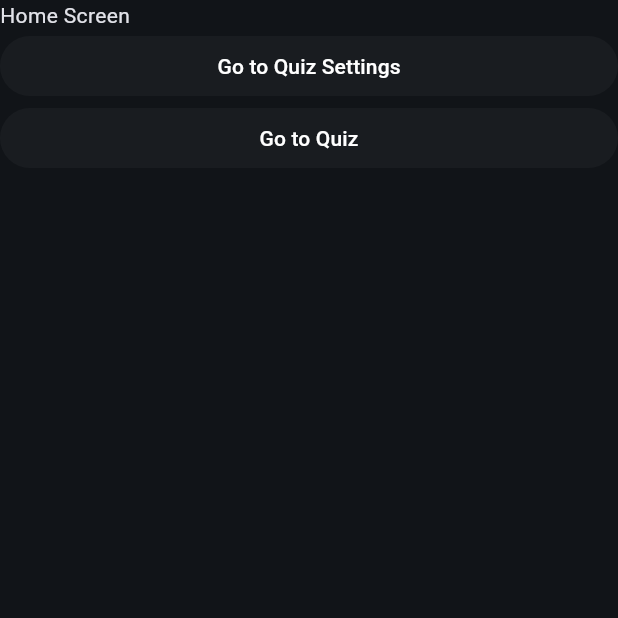
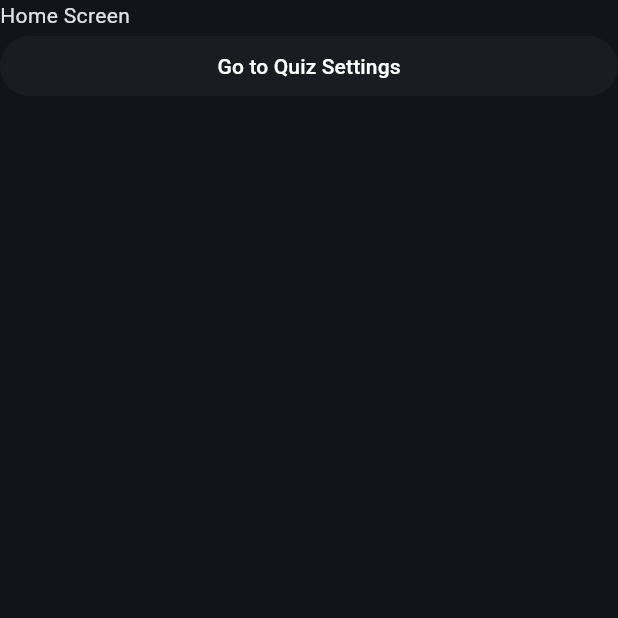
Before and after one commit to cavareal/Quiz_Flutter, a Flutter app: the screen it shows after launch, on a phone screen of 412 x 824 dp, the top half of it. Run offline on Flutter 3.47's test engine with Material 3 defaults, Android fonts, the phone set to English and light mode, and no system bars; our stand-ins replace flutter_bloc, html_unescape; network calls fail.

Commit message:
refactor: fix merge

```diff
--- a/lib/ui/screens/home_screen.dart
+++ b/lib/ui/screens/home_screen.dart
@@ -15,12 +15,6 @@ class HomeScreen extends StatelessWidget {
                     Navigator.of(context).pushNamed('/player-selection');
                   },
                   child: const Text('Go to Quiz Settings')
-              ),
-              ElevatedButton(
-                  onPressed:(){
-                    Navigator.of(context).pushNamed('/quiz');
-                  },
-                  child: const Text('Go to Quiz')
               )
             ]
         ),
--- a/pubspec.yaml
+++ b/pubspec.yaml
@@ -59,7 +59,7 @@ dev_dependencies:
 #  #  image_path: "assets/images/icon-128x128.png"
 #  android: true # can specify file name here e.g. "ic_launcher"
 #  ios: true # can specify file name here e.g. "My-Launcher-Icon"
-#  image_path: "assets/icon.png"
+#  image_path: "assets/logo.png"
 #
 
 # The following section is specific to Flutter packages.
@@ -73,7 +73,7 @@ flutter:
   # To add assets to your application, add an assets section, like this:
   assets:
     - lib/assets/logo.png
-    - assets/icon.png
+#    - assets/logo.png
   #   - images/a_dot_burr.jpeg
   #   - images/a_dot_ham.jpeg
 
```
Also changed, not shown: lib/assets/logo.png (added).
